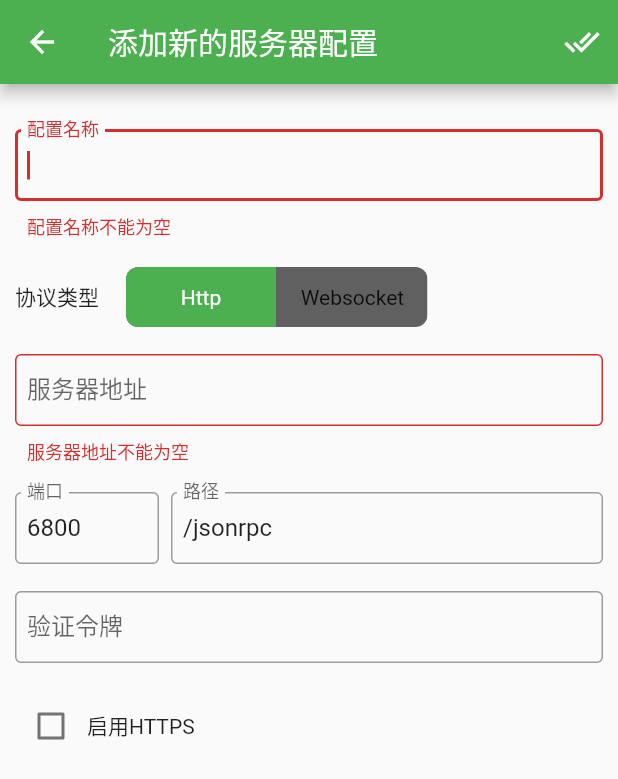
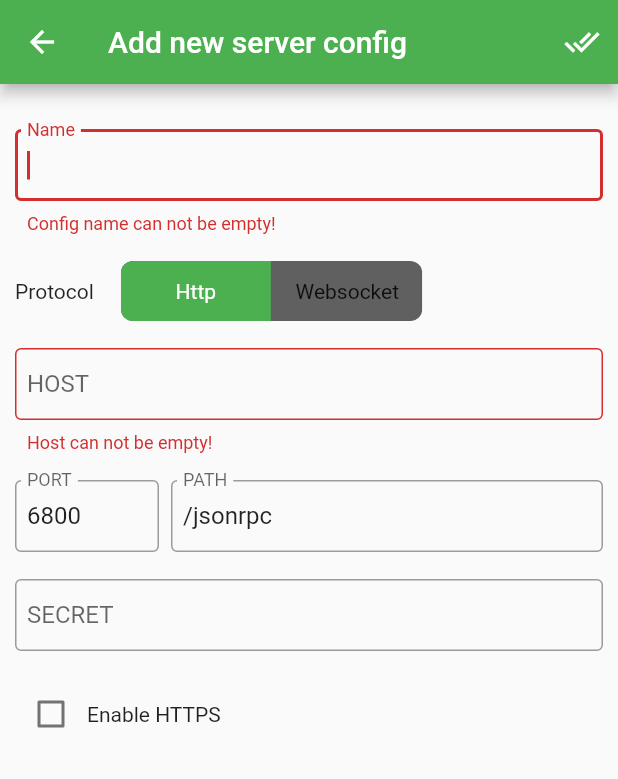
Before and after one commit to fengqiaozhu/aria_z, a Flutter app: the Aria2ServerEditor screen opened by its route, after a tap on the "done all" icon, on a phone screen of 412 x 824 dp. Shown: the top 779 px of the screen. Run offline on Flutter 3.47's test engine with Material 2 defaults, Android fonts, the phone set to English and light mode, and no system bars; drawn by our look-alikes of toggle_switch; our stand-ins replace dio, file_picker, flutter_slidable, flutter_spinkit, hive, hive_flutter and 2 more; missing offline and left inert: aria2; accounts and stored records are empty.

Commit message:
add chinese translation;

```diff
--- a/l10n-arb/intl_zh_Hans_CN.arb
+++ b/l10n-arb/intl_zh_Hans_CN.arb
@@ -196,7 +196,7 @@
     "placeholders_order": [],
     "placeholders": {}
   },
-  "addNewServerConfig": "添加新的服务器地址",
+  "addNewServerConfig": "添加新的服务器配置",
   "@addNewServerConfig": {
     "description": "Add new server config text",
     "type": "text",
@@ -336,7 +336,7 @@
     "placeholders_order": [],
     "placeholders": {}
   },
-  "taskTypeDescUrl": "网址下载", "输入Http,Ftp等链接下载...",
+  "taskTypeDescUrl": "输入Http,Ftp等链接下载...",
   "@taskTypeDescUrl": {
     "description": "task type decription of url download",
     "type": "text",
@@ -847,7 +847,7 @@
     "placeholders_order": [],
     "placeholders": {}
   },
-  "bitField": "区块",
+  "bitField": "个区块",
   "@bitField": {
     "description": "bitField",
     "type": "text",
--- a/lib/components/custom_drawer.dart
+++ b/lib/components/custom_drawer.dart
@@ -145,7 +145,7 @@ Widget customDrawer(BuildContext _parentContext) {
                           itemBuilder: (context) => [
                              PopupMenuItem(
                               value: 'edit',
-                              child: Text(_l10n.aria2VersionLabel),
+                              child: Text(_l10n.editText),
                             ),
                              PopupMenuItem(
                               value: 'delete',
--- a/lib/l10n/localization_intl.dart
+++ b/lib/l10n/localization_intl.dart
@@ -248,9 +248,9 @@ class AriazLocalizations {
       Intl.message('Language', name: 'language', desc: 'language');
 
   String get themeColor =>
-      Intl.message('Theme color', name: 'themeColor', desc: 'theme color');
+      Intl.message('Theme', name: 'themeColor', desc: 'theme color');
 
-  String get refreshDelay => Intl.message('Refresh delay',
+  String get refreshDelay => Intl.message('Refresh',
       name: 'refreshDelay', desc: 'refresh delay');
 
   String get second => Intl.message('second', name: 'second', desc: 'second');
--- a/lib/l10n/messages_messages.dart
+++ b/lib/l10n/messages_messages.dart
@@ -21,7 +21,129 @@ class MessageLookup extends MessageLookupByLibrary {
 
   final messages = _notInlinedMessages(_notInlinedMessages);
   static Map<String, Function> _notInlinedMessages(_) => <String, Function> {
-    "completedBtnText" : MessageLookupByLibrary.simpleMessage("Completed"),
-    "downloadingBtnText" : MessageLookupByLibrary.simpleMessage("Downloading")
+    "addAndDownload" : MessageLookupByLibrary.simpleMessage("Add & Download"),
+    "addConfigSuccessTip" : MessageLookupByLibrary.simpleMessage("Success to add server config!"),
+    "addNewServerConfig" : MessageLookupByLibrary.simpleMessage("Add new server config"),
+    "addNewTaskToolTip" : MessageLookupByLibrary.simpleMessage("Add new task"),
+    "addSuccessTip" : MessageLookupByLibrary.simpleMessage("Success to add new Task!"),
+    "addText" : MessageLookupByLibrary.simpleMessage("Add"),
+    "address" : MessageLookupByLibrary.simpleMessage(" address"),
+    "allowOverwrite" : MessageLookupByLibrary.simpleMessage("Allow overwrite download result"),
+    "appSetting" : MessageLookupByLibrary.simpleMessage("App setting"),
+    "applyBtnText" : MessageLookupByLibrary.simpleMessage("Apply"),
+    "aria2Setting" : MessageLookupByLibrary.simpleMessage("Aria2 setting"),
+    "aria2SettingWarning" : MessageLookupByLibrary.simpleMessage("Please connect to Aria2 server before setting"),
+    "aria2VersionLabel" : MessageLookupByLibrary.simpleMessage("Aria2 version: "),
+    "ariaContinue" : MessageLookupByLibrary.simpleMessage("Continue the break"),
+    "authFailed" : MessageLookupByLibrary.simpleMessage("Aria2 authentication failed!"),
+    "bit" : MessageLookupByLibrary.simpleMessage("bit  "),
+    "bitField" : MessageLookupByLibrary.simpleMessage("bit fields "),
+    "bitFieldInfo" : MessageLookupByLibrary.simpleMessage("BitField: "),
+    "cancelBtnText" : MessageLookupByLibrary.simpleMessage("Cancel"),
+    "changeGlobalOptionSuccessTip" : MessageLookupByLibrary.simpleMessage("Success to change global option"),
+    "checkIntegrity" : MessageLookupByLibrary.simpleMessage("Check integrity"),
+    "checkOptionWarningTip" : MessageLookupByLibrary.simpleMessage("Please check task option input!"),
+    "checkSourceTip" : MessageLookupByLibrary.simpleMessage("Please check task source!"),
+    "choose" : MessageLookupByLibrary.simpleMessage("Choose "),
+    "colorBlue" : MessageLookupByLibrary.simpleMessage("Blue"),
+    "colorGreen" : MessageLookupByLibrary.simpleMessage("Green"),
+    "colorPurple" : MessageLookupByLibrary.simpleMessage("Purple"),
+    "colorRed" : MessageLookupByLibrary.simpleMessage("Red"),
+    "complete" : MessageLookupByLibrary.simpleMessage("Complete"),
+    "completeTipText" : MessageLookupByLibrary.simpleMessage(" completed "),
+    "completedBtnText" : MessageLookupByLibrary.simpleMessage("Complete"),
+    "configName" : MessageLookupByLibrary.simpleMessage("Name"),
+    "configNameValidatorText_1" : MessageLookupByLibrary.simpleMessage("Config name can not be empty!"),
+    "confirmBtnText" : MessageLookupByLibrary.simpleMessage("Confirm"),
+    "confitExists" : MessageLookupByLibrary.simpleMessage("Config name exsits!"),
+    "connectFailedTip" : MessageLookupByLibrary.simpleMessage("Failed to connect to Aria2 server..."),
+    "connectedText" : MessageLookupByLibrary.simpleMessage("Connected to: "),
+    "connecttingTip" : MessageLookupByLibrary.simpleMessage("Trying to connect Aria2 server"),
+    "deleteDialogContent" : MessageLookupByLibrary.simpleMessage("Sure to delete current server config ?"),
+    "deleteDialogTitle" : MessageLookupByLibrary.simpleMessage("Delete server config"),
+    "deleteText" : MessageLookupByLibrary.simpleMessage("Delete"),
+    "dirInputLabel" : MessageLookupByLibrary.simpleMessage("Default download path"),
+    "dirInputValidatorText" : MessageLookupByLibrary.simpleMessage("Please input the download path!"),
+    "dirValidatorText_1" : MessageLookupByLibrary.simpleMessage("Please input download path!"),
+    "dirValidatorText_2" : MessageLookupByLibrary.simpleMessage("Download result must under global path "),
+    "downloadPath" : MessageLookupByLibrary.simpleMessage("Download path"),
+    "downloadingBtnText" : MessageLookupByLibrary.simpleMessage("Download"),
+    "downloadingTipText" : MessageLookupByLibrary.simpleMessage(" downloading "),
+    "editText" : MessageLookupByLibrary.simpleMessage("Edit"),
+    "enableHttps" : MessageLookupByLibrary.simpleMessage("Enable HTTPS"),
+    "error" : MessageLookupByLibrary.simpleMessage("Error"),
+    "file" : MessageLookupByLibrary.simpleMessage(" file"),
+    "fileList" : MessageLookupByLibrary.simpleMessage("Files"),
+    "host" : MessageLookupByLibrary.simpleMessage("HOST"),
+    "hostValidatorText_1" : MessageLookupByLibrary.simpleMessage("Host can not be empty!"),
+    "language" : MessageLookupByLibrary.simpleMessage("Language"),
+    "linkInputDialogTitle" : MessageLookupByLibrary.simpleMessage("Please input link address"),
+    "linkInputLabel" : MessageLookupByLibrary.simpleMessage("Link address"),
+    "magnetText" : MessageLookupByLibrary.simpleMessage("Magnet"),
+    "maxCurrentDownload4" : MessageLookupByLibrary.simpleMessage("Max current downloads"),
+    "maxCurrentDownloadValidator_1" : MessageLookupByLibrary.simpleMessage("Please input the number!"),
+    "maxCurrentDownloadValidator_2" : MessageLookupByLibrary.simpleMessage("Number cannot start with 0!"),
+    "maxCurrentDownloadValidator_3" : MessageLookupByLibrary.simpleMessage("Please input legal number!"),
+    "maxCurrentDownloadValidator_4" : MessageLookupByLibrary.simpleMessage("Max current download must >1!"),
+    "maxDonwloadSpeedInputLabel" : MessageLookupByLibrary.simpleMessage("Max over all download speed limit"),
+    "maxSpeedInputHelper" : MessageLookupByLibrary.simpleMessage("Set to 0 means no limit"),
+    "maxUploadSpeedInputLabel" : MessageLookupByLibrary.simpleMessage("Max over all upload speed limit"),
+    "more" : MessageLookupByLibrary.simpleMessage("More"),
+    "noText" : MessageLookupByLibrary.simpleMessage("No"),
+    "notConnectTip" : MessageLookupByLibrary.simpleMessage("Not connect to a Aria2 server now"),
+    "optimizeConcurrentDownloads" : MessageLookupByLibrary.simpleMessage("Optimize current downloads"),
+    "optionChangedTip" : MessageLookupByLibrary.simpleMessage("Option changed,please click to commit."),
+    "optionText" : MessageLookupByLibrary.simpleMessage("Option"),
+    "path" : MessageLookupByLibrary.simpleMessage("PATH"),
+    "paused" : MessageLookupByLibrary.simpleMessage("Paused"),
+    "pausing" : MessageLookupByLibrary.simpleMessage("Pausing"),
+    "peers" : MessageLookupByLibrary.simpleMessage("Peers"),
+    "port" : MessageLookupByLibrary.simpleMessage("PORT"),
+    "portValidatorText_1" : MessageLookupByLibrary.simpleMessage("Port can not be empty!"),
+    "progress" : MessageLookupByLibrary.simpleMessage("Progress: "),
+    "protocol" : MessageLookupByLibrary.simpleMessage("Protocol"),
+    "reChoose" : MessageLookupByLibrary.simpleMessage("Re-choose "),
+    "reConnectBtnText" : MessageLookupByLibrary.simpleMessage("Re-connect"),
+    "refreshDelay" : MessageLookupByLibrary.simpleMessage("Refresh"),
+    "second" : MessageLookupByLibrary.simpleMessage("second"),
+    "secret" : MessageLookupByLibrary.simpleMessage("SECRET"),
+    "serverRefusedError" : MessageLookupByLibrary.simpleMessage("Connection refused by server! Please check the server config..."),
+    "serverUnknownError" : MessageLookupByLibrary.simpleMessage("Some aria2 unknown error occured!"),
+    "setSpeedLimitTitle" : MessageLookupByLibrary.simpleMessage("Set speed limit"),
+    "setting" : MessageLookupByLibrary.simpleMessage("Setting"),
+    "speedLimit" : MessageLookupByLibrary.simpleMessage("Speed limit"),
+    "speedLimitInputValidatorText_1" : MessageLookupByLibrary.simpleMessage("Please input speed limit"),
+    "speedLimitInputValidatorText_2" : MessageLookupByLibrary.simpleMessage("Speed limit cannot start with 0"),
+    "speedLimitInputValidatorText_3" : MessageLookupByLibrary.simpleMessage("Speed limit must be a number"),
+    "speedLimitSetSuccess" : MessageLookupByLibrary.simpleMessage("Success to set speed limit"),
+    "status" : MessageLookupByLibrary.simpleMessage("Status: "),
+    "submit" : MessageLookupByLibrary.simpleMessage("Submit"),
+    "systemLanguage" : MessageLookupByLibrary.simpleMessage("Follow System"),
+    "taskInfo" : MessageLookupByLibrary.simpleMessage("Info"),
+    "taskName" : MessageLookupByLibrary.simpleMessage("Task Name: "),
+    "taskStatusOfComplete" : MessageLookupByLibrary.simpleMessage("Complete"),
+    "taskStatusOfDonloading" : MessageLookupByLibrary.simpleMessage("Downloading"),
+    "taskStatusOfError" : MessageLookupByLibrary.simpleMessage("Error"),
+    "taskStatusOfPaused" : MessageLookupByLibrary.simpleMessage("Paused"),
+    "taskStatusOfWaitting" : MessageLookupByLibrary.simpleMessage("Waitting"),
+    "taskText" : MessageLookupByLibrary.simpleMessage("task"),
+    "taskTypeDescMagnet" : MessageLookupByLibrary.simpleMessage("Input magnet link to dwnload..."),
+    "taskTypeDescMetalink" : MessageLookupByLibrary.simpleMessage("Read metalink file to download..."),
+    "taskTypeDescTorrent" : MessageLookupByLibrary.simpleMessage("Read torrent file to download..."),
+    "taskTypeDescUrl" : MessageLookupByLibrary.simpleMessage("Input http,ftp or some other protocol url to download..."),
+    "taskTypeNameMagnet" : MessageLookupByLibrary.simpleMessage("Magnet"),
+    "taskTypeNameMetalink" : MessageLookupByLibrary.simpleMessage("Metalink"),
+    "taskTypeNameTorrent" : MessageLookupByLibrary.simpleMessage("Torrent"),
+    "taskTypeNameUrl" : MessageLookupByLibrary.simpleMessage("Url-downlod"),
+    "themeColor" : MessageLookupByLibrary.simpleMessage("Theme"),
+    "timeOutError" : MessageLookupByLibrary.simpleMessage("Connection timeout!"),
+    "tipOfMagnet" : MessageLookupByLibrary.simpleMessage("Support Metalink file format:\".metalink, .meta4\""),
+    "tipOfMetalink" : MessageLookupByLibrary.simpleMessage("Magnet link start with \"magnet:?\""),
+    "tipOfTorrent" : MessageLookupByLibrary.simpleMessage("Supprt torren file format: \".torrent\""),
+    "tipOfUrl" : MessageLookupByLibrary.simpleMessage("Support protocol: HTTP/FTP/SFTP/BitTorrent"),
+    "total" : MessageLookupByLibrary.simpleMessage("Total  "),
+    "unparsing" : MessageLookupByLibrary.simpleMessage("Unparsing"),
+    "updateConfigSuccessTip" : MessageLookupByLibrary.simpleMessage("Success to update server config!"),
+    "waiting" : MessageLookupByLibrary.simpleMessage("Waiting")
   };
 }
--- a/lib/states/app.dart
+++ b/lib/states/app.dart
@@ -1,4 +1,5 @@
 // ignore_for_file: avoid_init_to_null
+import 'package:aria_z/l10n/localization_intl.dart';
 import 'package:flutter/material.dart';
 import 'package:flutter/widgets.dart';
 import 'package:hive_flutter/adapters.dart';
@@ -88,6 +89,8 @@ class LocaleItem {
 }
 
 class AppState extends ChangeNotifier {
+  AriazLocalizations _l10n = AriazLocalizations();
+
   AppState(this.aria2ConnectConfigBox, this.prefs);
 
   /// hiveBox容器
@@ -153,23 +156,25 @@ class AppState extends ChangeNotifier {
   }
 
   List<Aria2TaskType> get aria2TaskTypes => [
-        Aria2TaskType(
-            "种子下载", "读取种子文件下载...", Icons.file_present, TaskType.torrent),
-        Aria2TaskType("磁力链下载", "输入磁力链接下载...", Icons.link, TaskType.magnet),
-        Aria2TaskType("网址下载", "输入Http,Ftp等链接下载...", Icons.web, TaskType.url),
-        Aria2TaskType(
-            "元数据下载", "输入Metalink下载...", Icons.all_inclusive, TaskType.metaLink),
+        Aria2TaskType(_l10n.taskTypeNameTorrent, _l10n.taskTypeDescTorrent,
+            Icons.file_present, TaskType.torrent),
+        Aria2TaskType(_l10n.taskTypeNameMagnet, _l10n.taskTypeDescMagnet,
+            Icons.link, TaskType.magnet),
+        Aria2TaskType(_l10n.taskTypeNameUrl, _l10n.taskTypeDescUrl, Icons.web,
+            TaskType.url),
+        Aria2TaskType(_l10n.taskTypeNameMetalink, _l10n.taskTypeDescMetalink,
+            Icons.all_inclusive, TaskType.metaLink),
       ];
 
   List<CustomMateriaColor> get appThemeColors => [
-        CustomMateriaColor('blue', Colors.blue, "蓝色"),
-        CustomMateriaColor('red', Colors.red, "红色"),
-        CustomMateriaColor('green', Colors.green, "绿色"),
-        CustomMateriaColor('purple', Colors.purple, "紫色"),
+        CustomMateriaColor('blue', Colors.blue, _l10n.colorBlue),
+        CustomMateriaColor('red', Colors.red, _l10n.colorRed),
+        CustomMateriaColor('green', Colors.green, _l10n.colorGreen),
+        CustomMateriaColor('purple', Colors.purple, _l10n.colorPurple),
       ];
 
   List<LocaleItem> get localeItems => [
-        LocaleItem(null, "系统语言"),
+        LocaleItem(null, _l10n.systemLanguage),
         LocaleItem(const Locale('en', 'US'), 'English'),
         LocaleItem(
             const Locale.fromSubtags(
@@ -180,6 +185,10 @@ class AppState extends ChangeNotifier {
 
   void bindAria2States(Aria2States state) {
     states = state;
+  }
+
+  void bindL10n(AriazLocalizations l10n) {
+    _l10n = l10n;
   }
 
   ///连接到aria2服务器
@@ -223,7 +232,8 @@ class AppState extends ChangeNotifier {
         '${config.protocol}://${config.host}:${config.port}${config.path}',
         config.type,
         config.secret,
-        states);
+        states,
+        _l10n);
     Aria2Response<Aria2Client> checkResult =
         await __client.checkServerConnection();
     checkingConfig = false;
--- a/lib/utils/aria2_api.dart
+++ b/lib/utils/aria2_api.dart
@@ -2,6 +2,7 @@
 
 import 'dart:async';
 import 'package:aria2/aria2.dart';
+import 'package:aria_z/l10n/localization_intl.dart';
 import '../states/aria2.dart';
 import 'package:dio/dio.dart';
 import 'dart:convert';
@@ -34,7 +35,9 @@ class Aria2Client extends Aria2c {
   late Timer? periodicTimer = null;
   late Timer? periodicTimerInner = null;
 
-  Aria2Client(rpcUrl, protocol, secret, this.state)
+  final AriazLocalizations _l10n;
+
+  Aria2Client(rpcUrl, protocol, secret, this.state,this._l10n)
       : super(rpcUrl, protocol, secret);
 
   getInfosInterval(int timeIntervalSecend) {
@@ -255,7 +258,7 @@ class Aria2Client extends Aria2c {
             switch (__errorCode) {
               case 1:
                 errorType = Aria2ResponseErrorType.unauthorized;
-                msg = 'Aria2身份认证失败!';
+                msg = _l10n.authFailed;
                 break;
               default:
                 errorType = Aria2ResponseErrorType.other;
@@ -264,13 +267,13 @@ class Aria2Client extends Aria2c {
             }
           } else {
             errorType = Aria2ResponseErrorType.other;
-            msg = 'Aria2服务器未知错误';
+            msg = _l10n.serverUnknownError;
           }
           break;
         case DioErrorType.connectTimeout:
         case DioErrorType.sendTimeout:
           errorType = Aria2ResponseErrorType.timeout;
-          msg = '连接服务器超时';
+          msg = _l10n.timeOutError;
           break;
         case DioErrorType.other:
           var __e = e.error;
@@ -279,7 +282,7 @@ class Aria2Client extends Aria2c {
             switch (__e.osError.errorCode) {
               case 61:
                 errorType = Aria2ResponseErrorType.connectionRefused;
-                msg = '连接服务器被拒绝，请检查服务器配置';
+                msg = _l10n.serverRefusedError;
                 break;
               default:
                 errorType = Aria2ResponseErrorType.other;
--- a/lib/views/edit_aria2_server_config.dart
+++ b/lib/views/edit_aria2_server_config.dart
@@ -1,11 +1,14 @@
 // ignore_for_file: must_be_immutable
 
+import 'package:aria_z/l10n/localization_intl.dart';
 import 'package:flutter/material.dart';
 import 'package:flutter/widgets.dart';
 import 'package:provider/provider.dart';
 import 'package:toggle_switch/toggle_switch.dart';
 import '../components/custom_snack_bar.dart';
 import '../states/app.dart';
+
+late AriazLocalizations _l10n;
 
 class Aria2ConnectConfigArguments {
   final Aria2ConnectConfig config;
@@ -19,6 +22,7 @@ class Aria2ServerEditor extends StatelessWidget {
 
   @override
   Widget build(BuildContext context) {
+    _l10n = AriazLocalizations.of(context);
     final oldConfig = ModalRoute.of(context)?.settings.arguments
         as Aria2ConnectConfigArguments?;
 
@@ -28,11 +32,11 @@ class Aria2ServerEditor extends StatelessWidget {
 
     return Scaffold(
       appBar: AppBar(
-        title: const Text('添加新的服务器配置'),
+        title: Text(_l10n.addNewServerConfig),
         actions: [
           IconButton(
               icon: const Icon(Icons.done_all),
-              tooltip: '添加新的服务器配置',
+              tooltip: _l10n.addNewServerConfig,
               onPressed: () => _submitNewServerConfig(context))
         ],
       ),
@@ -110,13 +114,13 @@ class BodyWidgetState extends State<BodyWidget> {
         if (isNotExist) {
           checkAndUseConfig(context, newConfig);
         } else {
-          showCustomSnackBar(context, 2, const Text('配置名称已存在!'));
+          showCustomSnackBar(context, 2, Text(_l10n.confitExists));
         }
-        msg = '添加服务配置成功';
+        msg = _l10n.addConfigSuccessTip;
       } else {
         app.updateAria2ConnectConfig(newConfig, oldIndex!);
         checkAndUseConfig(context, newConfig);
-        msg = '修改服务配置成功';
+        msg = _l10n.updateConfigSuccessTip;
       }
       Navigator.pop(context, serverConfig);
       showCustomSnackBar(context, 1, Text(msg));
@@ -136,12 +140,14 @@ class BodyWidgetState extends State<BodyWidget> {
                 TextFormField(
                   autofocus: true,
                   controller: TextEditingController(text: configName),
-                  decoration: const InputDecoration(
-                      border: OutlineInputBorder(),
-                      labelText: '配置名称',
-                      contentPadding: EdgeInsets.all(8)),
+                  decoration: InputDecoration(
+                      border: const OutlineInputBorder(),
+                      labelText: _l10n.configName,
+                      contentPadding: const EdgeInsets.all(8)),
                   validator: (v) {
-                    return v!.trim().isNotEmpty ? null : "配置名称不能为空";
+                    return v!.trim().isNotEmpty
+                        ? null
+                        : _l10n.configNameValidatorText_1;
                   },
                   onChanged: (v) {
                     configName = v;
@@ -150,10 +156,13 @@ class BodyWidgetState extends State<BodyWidget> {
                 const SizedBox(height: 18),
                 Row(
                   children: [
-                    const Text("协议类型"),
+                    Text(_l10n.protocol),
                     const SizedBox(width: 18),
                     ToggleSwitch(
-                      activeBgColor: [Theme.of(context).colorScheme.primary,Theme.of(context).colorScheme.secondary],
+                      activeBgColor: [
+                        Theme.of(context).colorScheme.primary,
+                        Theme.of(context).colorScheme.secondary
+                      ],
                       minWidth: 100,
                       initialLabelIndex: 0,
                       totalSwitches: 2,
@@ -167,12 +176,14 @@ class BodyWidgetState extends State<BodyWidget> {
                 const SizedBox(height: 18),
                 TextFormField(
                   controller: TextEditingController(text: host),
-                  decoration: const InputDecoration(
-                      border: OutlineInputBorder(),
-                      labelText: '服务器地址',
-                      contentPadding: EdgeInsets.all(8)),
+                  decoration: InputDecoration(
+                      border: const OutlineInputBorder(),
+                      labelText: _l10n.host,
+                      contentPadding: const EdgeInsets.all(8)),
                   validator: (v) {
-                    return v!.trim().isNotEmpty ? null : "服务器地址不能为空";
+                    return v!.trim().isNotEmpty
+                        ? null
+                        : _l10n.hostValidatorText_1;
                   },
                   onChanged: (v) {
                     host = v;
@@ -186,12 +197,14 @@ class BodyWidgetState extends State<BodyWidget> {
                         flex: 1,
                         child: TextFormField(
                           controller: TextEditingController(text: port),
-                          decoration: const InputDecoration(
-                              border: OutlineInputBorder(),
-                              labelText: '端口',
-                              contentPadding: EdgeInsets.all(8)),
+                          decoration: InputDecoration(
+                              border: const OutlineInputBorder(),
+                              labelText: _l10n.port,
+                              contentPadding: const EdgeInsets.all(8)),
                           validator: (v) {
-                            return v!.trim().isNotEmpty ? null : "端口不能为空";
+                            return v!.trim().isNotEmpty
+                                ? null
+                                : _l10n.portValidatorText_1;
                           },
                           onChanged: (v) {
                             port = v;
@@ -202,10 +215,10 @@ class BodyWidgetState extends State<BodyWidget> {
                         flex: 3,
                         child: TextFormField(
                           controller: TextEditingController(text: path),
-                          decoration: const InputDecoration(
-                            border: OutlineInputBorder(),
-                            labelText: '路径',
-                            contentPadding: EdgeInsets.all(8),
+                          decoration: InputDecoration(
+                            border: const OutlineInputBorder(),
+                            labelText: _l10n.path,
+                            contentPadding: const EdgeInsets.all(8),
                           ),
                           onChanged: (v) {
                             path = v;
@@ -216,10 +229,10 @@ class BodyWidgetState extends State<BodyWidget> {
                 const SizedBox(height: 18),
                 TextFormField(
                     controller: TextEditingController(text: secret),
-                    decoration: const InputDecoration(
-                        border: OutlineInputBorder(),
-                        labelText: '验证令牌',
-                        contentPadding: EdgeInsets.all(8)),
+                    decoration: InputDecoration(
+                        border: const OutlineInputBorder(),
+                        labelText: _l10n.secret,
+                        contentPadding: const EdgeInsets.all(8)),
                     onChanged: (v) {
                       secret = v;
                     }),
@@ -233,7 +246,7 @@ class BodyWidgetState extends State<BodyWidget> {
                             enableHttps = val ?? false;
                           });
                         }),
-                    const Text('启用HTTPS')
+                    Text(_l10n.enableHttps),
                   ],
                 )
               ],
--- a/lib/views/global_setting.dart
+++ b/lib/views/global_setting.dart
@@ -1,6 +1,7 @@
 // ignore_for_file: must_be_immutable
 
 import 'package:aria2/aria2.dart' show Aria2Option;
+import 'package:aria_z/l10n/localization_intl.dart';
 import 'package:aria_z/states/aria2.dart';
 import 'package:flutter/material.dart';
 import 'package:flutter/widgets.dart';
@@ -12,12 +13,13 @@ import '../components/custom_snack_bar.dart';
 class GlobalSetting extends StatelessWidget {
   const GlobalSetting({Key? key}) : super(key: key);
 
-  static const List<Tab> tabs = <Tab>[
-    Tab(text: 'APP设置'),
-    Tab(text: 'Aria2全局配置'),
-  ];
   @override
   Widget build(BuildContext context) {
+    AriazLocalizations _l10n = AriazLocalizations.of(context);
+    final List<Tab> tabs = <Tab>[
+    Tab(text: _l10n.appSetting),
+    Tab(text:  _l10n.aria2Setting),
+  ];
     Aria2Option? _globalOption = Provider.of<Aria2States>(context).globalOption;
     return DefaultTabController(
         length: tabs.length,
@@ -31,13 +33,13 @@ class GlobalSetting extends StatelessWidget {
                   _globalOption == null) {
                 tabController.index = 0;
                 showCustomSnackBar(
-                    context, 3, const Text('请连接到 Aria2 服务器再行配置...'));
+                    context, 3,  Text(_l10n.aria2SettingWarning));
               }
             });
             return Scaffold(
               appBar: AppBar(
-                title: const Text('设置'),
-                bottom: const TabBar(tabs: tabs),
+                title:  Text(_l10n.setting),
+                bottom: TabBar(tabs: tabs),
               ),
               body: TabBarView(
                   physics: _globalOption == null
```
Also changed, not shown: l10n-arb/intl_messages.arb (+5 -5 lines), lib/l10n/messages_zh_Hans_CN.dart (+123 -1 lines), lib/main.dart (+23 -21 lines), lib/views/add_new_task.dart (+45 -37 lines), lib/views/app_setting.dart (+6 -7 lines), lib/views/aria2_global_option.dart (+26 -20 lines), lib/views/task_detail.dart (+20 -17 lines).
